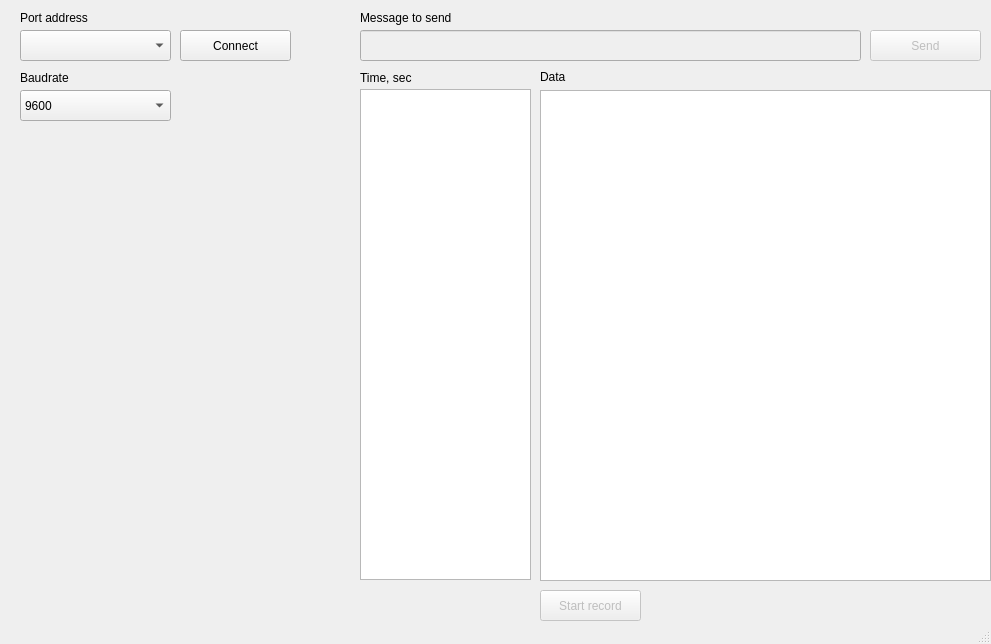
This is mainwindow.ui in aleksandrbazhin/just_another_serial_logger as Qt 5 draws it before an edit. The edited form follows.
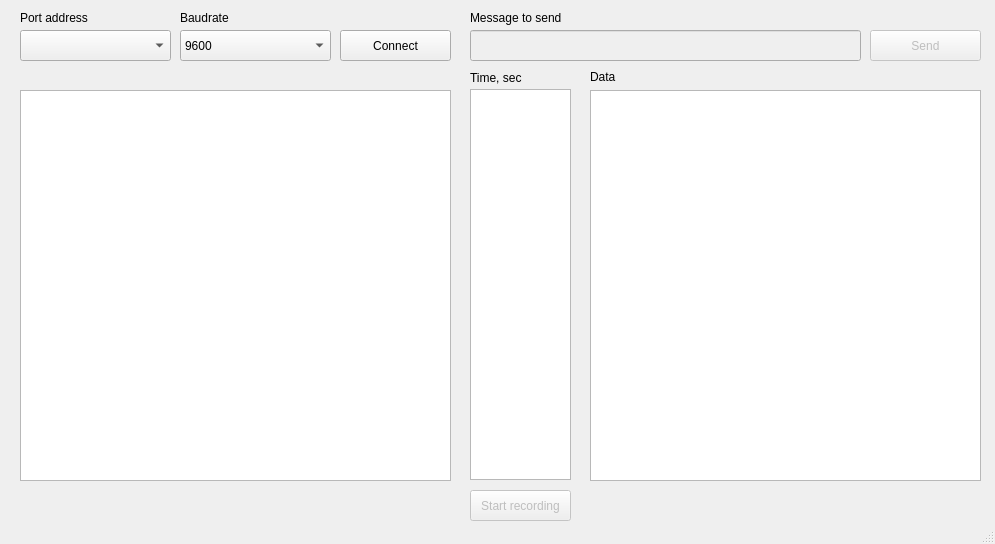
This is the edited form. Custom widgets are drawn as their Qt base class.

Diff of the .ui file:
```diff
--- a/mainwindow.ui
+++ b/mainwindow.ui
@@ -6,8 +6,8 @@
    <rect>
     <x>0</x>
     <y>0</y>
-    <width>991</width>
-    <height>644</height>
+    <width>995</width>
+    <height>544</height>
    </rect>
   </property>
   <property name="windowTitle">
@@ -17,7 +17,7 @@
    <widget class="QPushButton" name="connectButton">
     <property name="geometry">
      <rect>
-      <x>180</x>
+      <x>340</x>
       <y>30</y>
       <width>111</width>
       <height>31</height>
@@ -46,21 +46,21 @@
     </property>
     <property name="geometry">
      <rect>
-      <x>540</x>
-      <y>590</y>
+      <x>470</x>
+      <y>490</y>
       <width>101</width>
       <height>31</height>
      </rect>
     </property>
     <property name="text">
-     <string>Start record</string>
+     <string>Start recording</string>
     </property>
    </widget>
    <widget class="QLabel" name="baudLabel">
     <property name="geometry">
      <rect>
-      <x>20</x>
-      <y>70</y>
+      <x>180</x>
+      <y>10</y>
       <width>91</width>
       <height>16</height>
      </rect>
@@ -75,9 +75,9 @@
     </property>
     <property name="geometry">
      <rect>
-      <x>360</x>
+      <x>470</x>
       <y>30</y>
-      <width>501</width>
+      <width>391</width>
       <height>31</height>
      </rect>
     </property>
@@ -104,7 +104,7 @@
    <widget class="QLabel" name="sendLabel">
     <property name="geometry">
      <rect>
-      <x>360</x>
+      <x>470</x>
       <y>10</y>
       <width>91</width>
       <height>16</height>
@@ -120,10 +120,10 @@
     </property>
     <property name="geometry">
      <rect>
-      <x>540</x>
+      <x>590</x>
       <y>90</y>
-      <width>451</width>
-      <height>491</height>
+      <width>391</width>
+      <height>391</height>
      </rect>
     </property>
     <property name="font">
@@ -154,10 +154,10 @@
    <widget class="QPlainTextEdit" name="timePlainTextEdit">
     <property name="geometry">
      <rect>
-      <x>360</x>
+      <x>470</x>
       <y>89</y>
-      <width>171</width>
-      <height>491</height>
+      <width>101</width>
+      <height>391</height>
      </rect>
     </property>
     <property name="font">
@@ -173,7 +173,7 @@
    <widget class="QLabel" name="label">
     <property name="geometry">
      <rect>
-      <x>360</x>
+      <x>470</x>
       <y>70</y>
       <width>81</width>
       <height>16</height>
@@ -186,7 +186,7 @@
    <widget class="QLabel" name="label_2">
     <property name="geometry">
      <rect>
-      <x>540</x>
+      <x>590</x>
       <y>70</y>
       <width>47</width>
       <height>13</height>
@@ -199,8 +199,8 @@
    <widget class="QComboBox" name="baudComboBox">
     <property name="geometry">
      <rect>
-      <x>20</x>
-      <y>90</y>
+      <x>180</x>
+      <y>30</y>
       <width>151</width>
       <height>31</height>
      </rect>
@@ -262,10 +262,27 @@
      </rect>
     </property>
    </widget>
+   <widget class="QChartView" name="chartGraphicsView">
+    <property name="geometry">
+     <rect>
+      <x>20</x>
+      <y>90</y>
+      <width>431</width>
+      <height>391</height>
+     </rect>
+    </property>
+   </widget>
   </widget>
   <widget class="QStatusBar" name="statusBar"/>
  </widget>
  <layoutdefault spacing="6" margin="11"/>
+ <customwidgets>
+  <customwidget>
+   <class>QChartView</class>
+   <extends>QGraphicsView</extends>
+   <header>QtCharts</header>
+  </customwidget>
+ </customwidgets>
  <resources/>
  <connections/>
 </ui>
```
Left out of the diff: 2 changed lines with no effect on the pictures.
